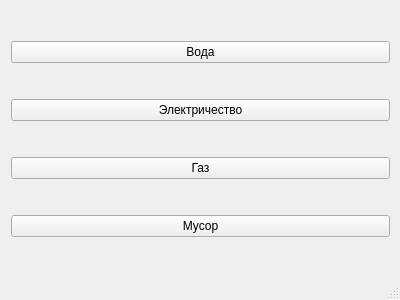
Old version of the form mainwindow.ui in the repository FenyukAndrew/QtCalculatePayment.
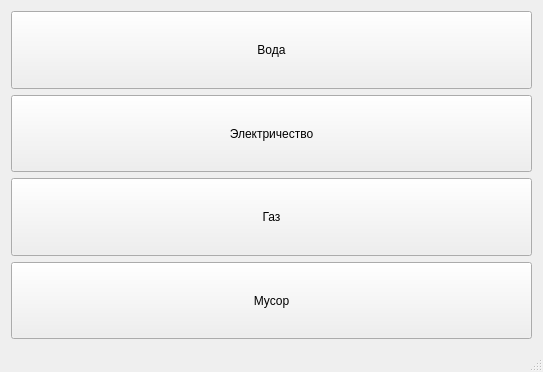
New version of the form.

Commit message: Добавлено автомасштабироване элементов под размер диалогового окна

Diff of the .ui file:
```diff
--- a/mainwindow.ui
+++ b/mainwindow.ui
@@ -6,26 +6,31 @@
    <rect>
     <x>0</x>
     <y>0</y>
-    <width>400</width>
-    <height>300</height>
+    <width>543</width>
+    <height>372</height>
    </rect>
   </property>
   <property name="windowTitle">
    <string>MainWindow</string>
   </property>
   <widget class="QWidget" name="centralWidget">
-   <widget class="QWidget" name="verticalLayoutWidget">
-    <property name="geometry">
-     <rect>
-      <x>0</x>
-      <y>0</y>
-      <width>401</width>
-      <height>281</height>
-     </rect>
-    </property>
+   <layout class="QGridLayout" name="gridLayout">
+    <item row="0" column="0">
     <layout class="QVBoxLayout" name="verticalLayout">
      <item>
       <widget class="QPushButton" name="pushButtonWater">
+        <property name="sizePolicy">
+         <sizepolicy hsizetype="Minimum" vsizetype="Minimum">
+          <horstretch>0</horstretch>
+          <verstretch>0</verstretch>
+         </sizepolicy>
+        </property>
+        <property name="layoutDirection">
+         <enum>Qt::LeftToRight</enum>
+        </property>
+        <property name="autoFillBackground">
+         <bool>false</bool>
+        </property>
        <property name="text">
         <string>Вода</string>
        </property>
@@ -33,6 +38,12 @@
      </item>
      <item>
       <widget class="QPushButton" name="pushButtonElectricity">
+        <property name="sizePolicy">
+         <sizepolicy hsizetype="Minimum" vsizetype="Minimum">
+          <horstretch>0</horstretch>
+          <verstretch>0</verstretch>
+         </sizepolicy>
+        </property>
        <property name="text">
         <string>Электричество</string>
        </property>
@@ -40,6 +51,12 @@
      </item>
      <item>
       <widget class="QPushButton" name="pushButtonGas">
+        <property name="sizePolicy">
+         <sizepolicy hsizetype="Minimum" vsizetype="Minimum">
+          <horstretch>0</horstretch>
+          <verstretch>0</verstretch>
+         </sizepolicy>
+        </property>
        <property name="text">
         <string>Газ</string>
        </property>
@@ -47,13 +64,20 @@
      </item>
      <item>
       <widget class="QPushButton" name="pushButtonRubbish">
+        <property name="sizePolicy">
+         <sizepolicy hsizetype="Minimum" vsizetype="Minimum">
+          <horstretch>0</horstretch>
+          <verstretch>0</verstretch>
+         </sizepolicy>
+        </property>
        <property name="text">
         <string>Мусор</string>
        </property>
       </widget>
      </item>
     </layout>
-   </widget>
+    </item>
+   </layout>
   </widget>
   <widget class="QStatusBar" name="statusBar"/>
  </widget>
```
Lines whose indentation alone changed are shown as unchanged. The commit also changes 3 other files.
